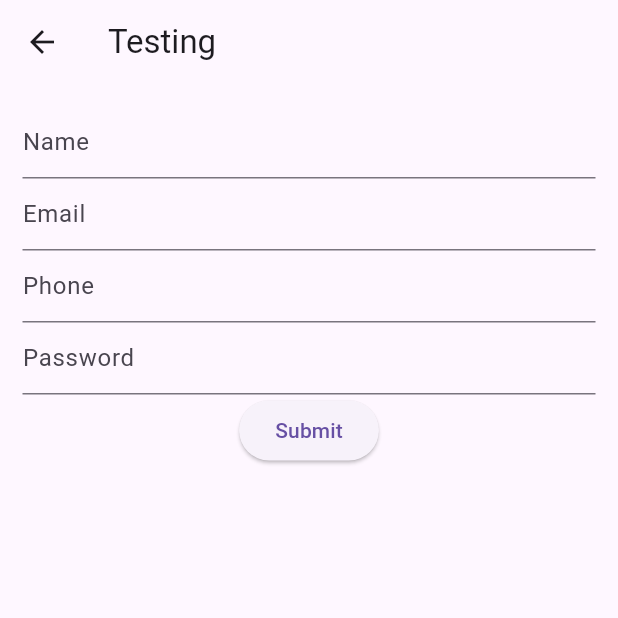
After one commit to akash17rajput/flutter_task, a Flutter app: the Demo screen opened directly, after a tap on "Submit", on a phone screen of 412 x 824 dp, the top half of it. The commit adds this screen. Run offline on Flutter 3.47's test engine with Material 3 defaults, Android fonts, the phone set to English and light mode, and no system bars; network calls fail.

Commit message:
updated code

```diff
--- /dev/null
+++ b/lib/view/screen/demo.dart
@@ -0,0 +1,87 @@
+import 'dart:convert';
+
+import 'package:flutter/material.dart';
+import 'package:http/http.dart' as http;
+
+class Demo extends StatefulWidget {
+  const Demo({Key? key}) : super(key: key);
+
+  @override
+  State<Demo> createState() => _DemoState();
+}
+
+class _DemoState extends State<Demo> {
+  TextEditingController nameController = TextEditingController();
+  TextEditingController emailController = TextEditingController();
+  TextEditingController phoneController = TextEditingController();
+  TextEditingController passwordController = TextEditingController();
+
+  @override
+  Widget build(BuildContext context) {
+    return Scaffold(
+      appBar: AppBar(
+        title: const Text('Testing'),
+      ),
+      body: Padding(
+        padding: const EdgeInsets.all(15.0),
+        child: Column(
+          children: [
+            TextField(
+              controller: nameController,
+              decoration: InputDecoration(hintText: 'Name'),
+            ),
+            TextField(
+              controller: emailController,
+              decoration: InputDecoration(hintText: 'Email'),
+            ),
+            TextField(
+              controller: phoneController,
+              decoration: InputDecoration(hintText: 'Phone'),
+            ),
+            TextField(
+              controller: passwordController,
+              decoration: InputDecoration(hintText: 'Password'),
+            ),
+            ElevatedButton(
+              onPressed: () async {
+                print('Pressed');
+
+                try {
+                  print('------1');
+
+                  var body = {
+                    'name': nameController.text,
+                    'email': emailController.text,
+                    'phone': phoneController.text,
+                    'password': passwordController.text,
+                  };
+                  print('------3');
+
+                  final response = await http.post(
+                    Uri.parse('http://192.168.5.172/api/registration.php'),
+                    body: body,
+                  );
+                  print('------4');
+
+                  print(response.body);
+
+                  if (response.statusCode == 200) {
+                    // Request was successful
+                    print('Registration successful');
+                  } else {
+                    // Request failed
+                    print('Failed to register: ${response.statusCode}');
+                  }
+                } catch (e) {
+                  // Handle any exceptions that occur
+                  print('Error during registration: $e');
+                }
+              },
+              child: const Text('Submit'),
+            ),
+          ],
+        ),
+      ),
+    );
+  }
+}
--- a/pubspec.yaml
+++ b/pubspec.yaml
@@ -37,6 +37,7 @@ dependencies:
   cupertino_icons: ^1.0.6
   http: ^1.2.1
   provider: ^6.1.2
+  connectivity_plus: ^6.0.3
 
 dev_dependencies:
   flutter_test:
```
Also changed, not shown: lib/main.dart (+9 -118 lines), lib/view/screen/detail screen/country_detail_page.dart (renamed from lib/CountryDetailPage.dart, +14 -9 lines), lib/view/screen/home/home_screen.dart (added, +135 -0 lines), lib/view/provider/CountryProvider.dart (added), pubspec.lock, 12 other files.
